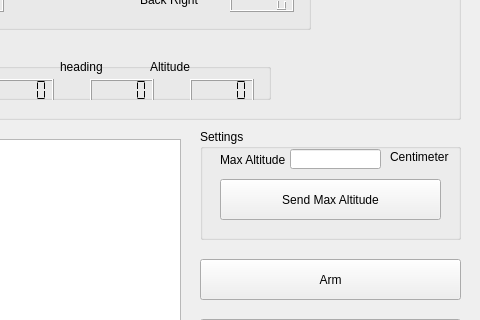
madmilla/THO78-Roborescue, file GUI/quadcopterwindow.ui: the form before one commit; both pictures show x 320 to 800 and y 131 to 451 of the 800 by 600 pixel window.
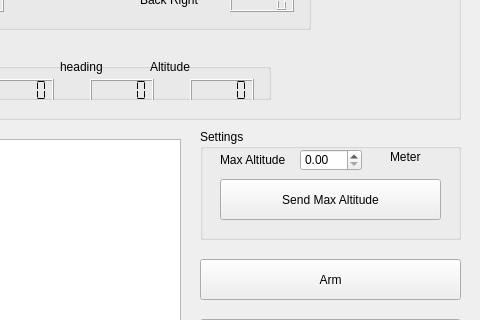
The form after the commit.

```diff
--- a/GUI/quadcopterwindow.ui
+++ b/GUI/quadcopterwindow.ui
@@ -495,7 +495,7 @@
       </rect>
      </property>
      <property name="text">
-      <string>Centimeter</string>
+      <string>Meter</string>
      </property>
     </widget>
     <widget class="QLabel" name="maxAltitudeLabel">
@@ -511,16 +511,6 @@
       <string>Max Altitude</string>
      </property>
     </widget>
-    <widget class="QLineEdit" name="maxAltitudeInput">
-     <property name="geometry">
-      <rect>
-       <x>90</x>
-       <y>20</y>
-       <width>91</width>
-       <height>20</height>
-      </rect>
-     </property>
-    </widget>
     <widget class="QPushButton" name="sendMaxAltitudeButton">
      <property name="geometry">
       <rect>
@@ -534,6 +524,19 @@
       <string>Send Max Altitude</string>
      </property>
     </widget>
+    <widget class="QDoubleSpinBox" name="maxAltitudeInput">
+     <property name="geometry">
+      <rect>
+       <x>100</x>
+       <y>20</y>
+       <width>62</width>
+       <height>22</height>
+      </rect>
+     </property>
+     <property name="maximum">
+      <double>100.000000000000000</double>
+     </property>
+    </widget>
    </widget>
    <widget class="QTextEdit" name="messageOutput">
     <property name="geometry">
```
